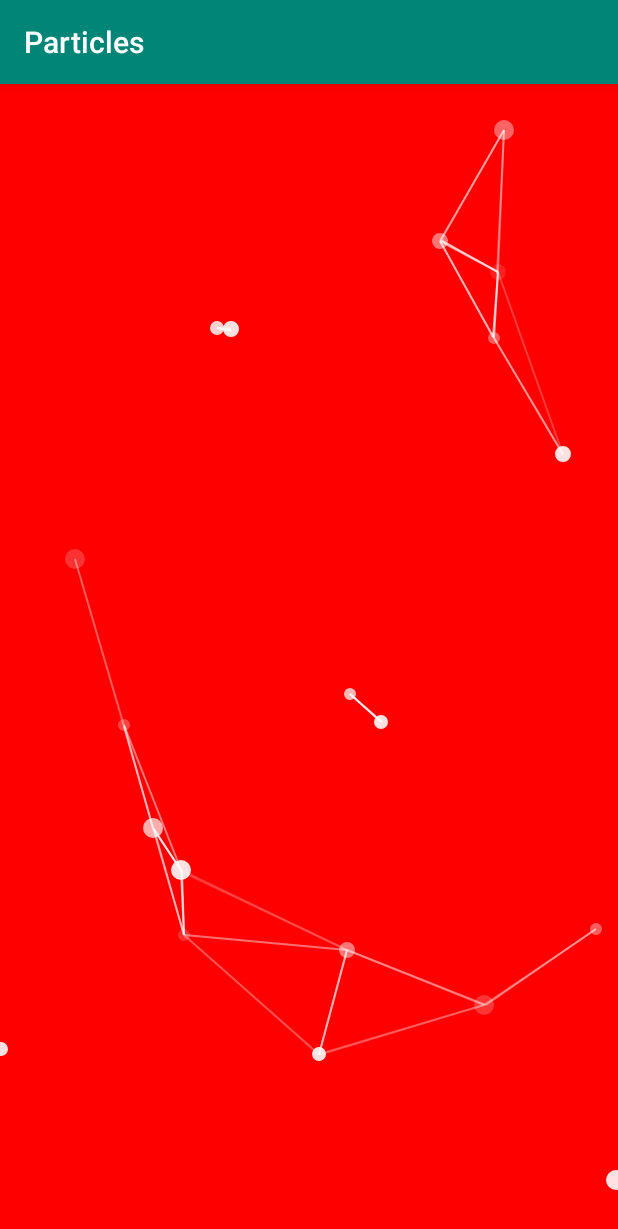
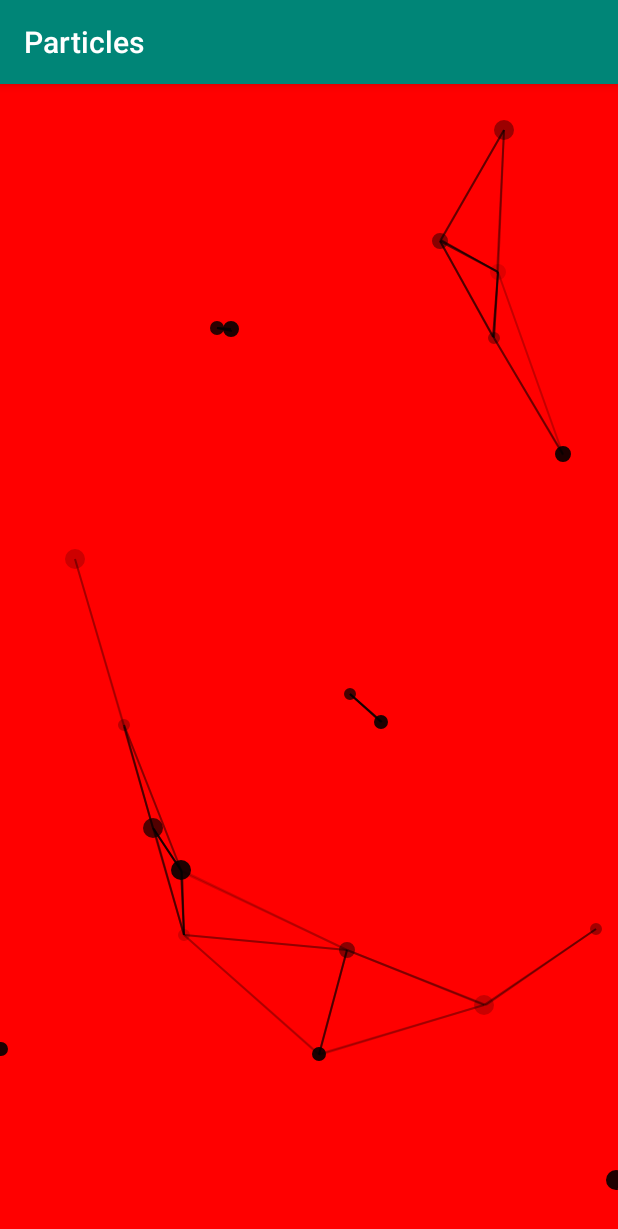
Before and after one commit to ibrahimsn98/android-particles, an Android app: the screen it shows after launch (MainActivity), on a phone screen of 412 x 824 dp. Shown: the top 1229 px of the screen. Run offline under Robolectric (Android 15) with nearby library versions, the phone set to English and light mode, and no system bars.

Commit message:
add particle color attr

```diff
--- a/particle/src/main/java/me/ibrahimsn/particle/ParticleView.kt
+++ b/particle/src/main/java/me/ibrahimsn/particle/ParticleView.kt
@@ -16,13 +16,14 @@ class ParticleView : View {
 
     private var count = 20
     private var background = Color.RED
+    private var color = Color.WHITE
     private var minRadius = 5
     private var maxRadius = 10
 
     private val paint: Paint = Paint().apply {
         isAntiAlias = true
         style = Paint.Style.FILL_AND_STROKE
-        color = Color.WHITE
+        color = this.color
         strokeWidth = 2F
     }
 
@@ -34,6 +35,7 @@ class ParticleView : View {
         minRadius = a.getInt(R.styleable.ParticleView_minParticleRadius, minRadius)
         maxRadius = a.getInt(R.styleable.ParticleView_maxParticleRadius, maxRadius)
         background = a.getColor(R.styleable.ParticleView_backgroundColor, background)
+        color = a.getColor(R.styleable.ParticleView_particleColor, color)
 
         if (count > 50)
             count = 50
--- a/particle/src/main/res/values/attrs.xml
+++ b/particle/src/main/res/values/attrs.xml
@@ -2,6 +2,7 @@
 <resources>
     <declare-styleable name="ParticleView">
         <attr name="backgroundColor" format="color" />
+        <attr name="particleColor" format="color" />
         <attr name="particleCount" format="integer" />
         <attr name="minParticleRadius" format="integer" />
         <attr name="maxParticleRadius" format="integer" />
```
